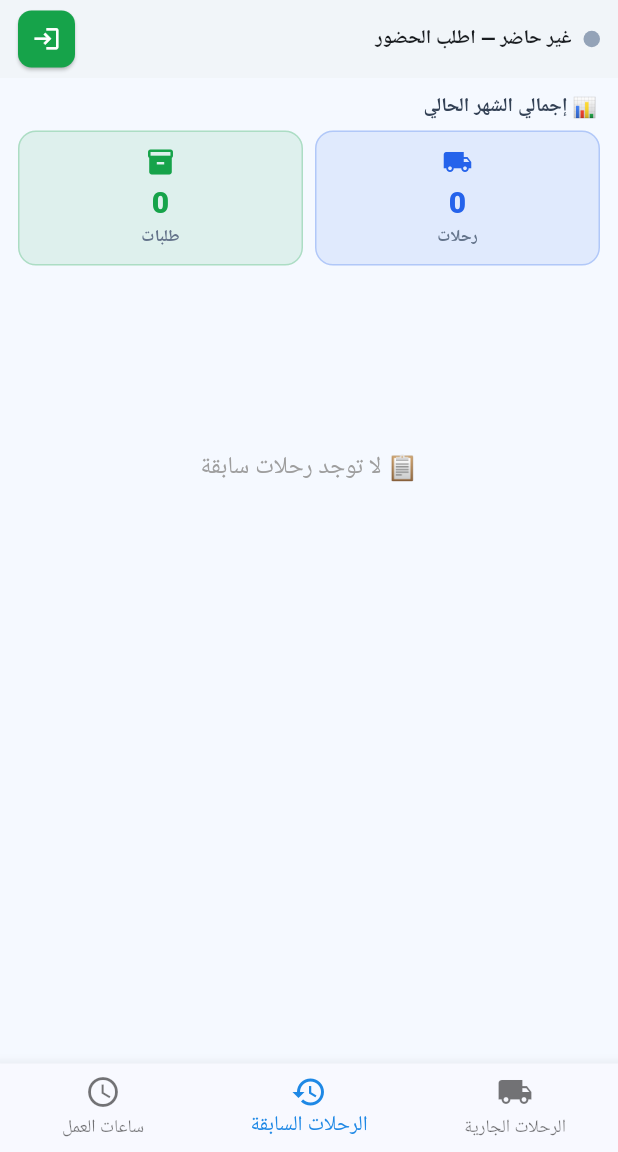
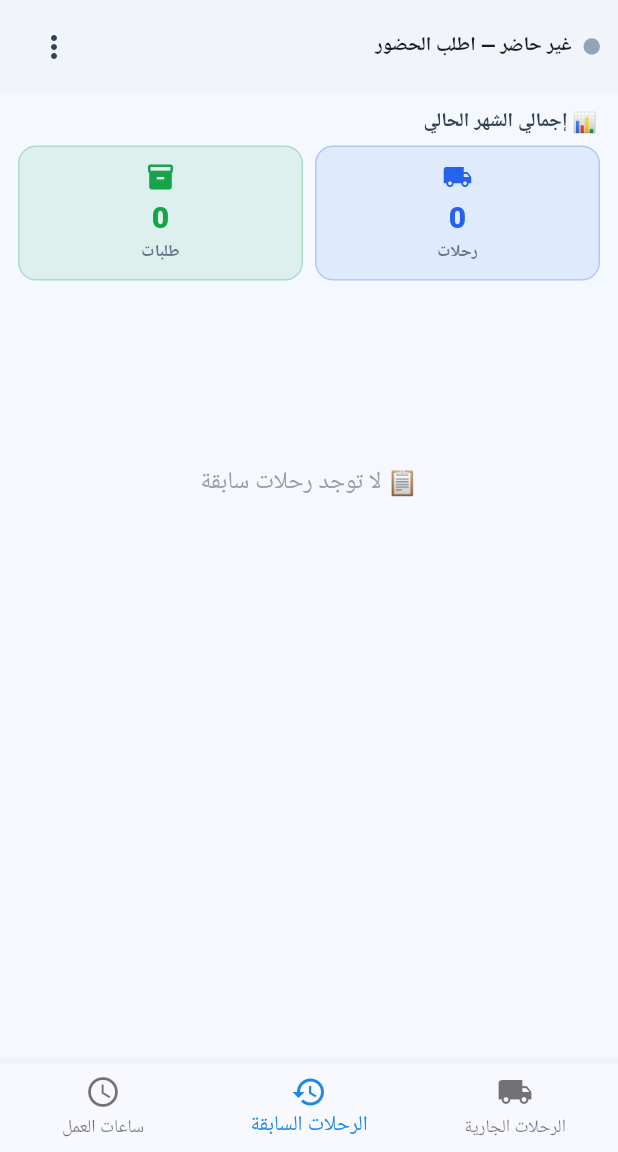
Before and after one commit to drebrahimhamdy30-web/phalix-driver-app, a Flutter app: the HomeScreen screen opened directly, item 2 of the bottom bar chosen, on a phone screen of 412 x 824 dp, the part 84-1236 px from its top. Run offline on Flutter 3.47's test engine with Material 3 defaults, Android fonts, the phone set to English and light mode, and no system bars; our stand-ins replace audioplayers, firebase_core, flutter_local_notifications, geolocator, shared_preferences, supabase_flutter and 1 more; missing offline and left inert: flutter_foreground_task, ota_update; accounts and stored records are empty; network calls fail.

Commit message:
واجهة v61: حواف كارت غامقة + أزرار مربعة + قايمة 3 نقط للحضور [skip-ota]

```diff
--- a/lib/attendance_view.dart
+++ b/lib/attendance_view.dart
@@ -270,7 +270,9 @@ class AttendanceBarState extends State<AttendanceBar> {
 
     late Color bg, dot;
     late String label;
-    List<Widget> actions = [];
+    // إجراءات الحضور/الانصراف/الاستراحة بقت جوه قايمة الـ3 نقط (⋮)
+    // عشان الطيار ما يضغطش عليها بالغلط وهو شغال
+    final List<PopupMenuEntry<String>> menuItems = [];
 
     if (isPending) {
       bg = const Color(0xFFfef9c3);
@@ -280,28 +282,22 @@ class AttendanceBarState extends State<AttendanceBar> {
       bg = const Color(0xFFdcfce7);
       dot = const Color(0xFF16a34a);
       label = 'حاضر — جاهز للعمل';
-      actions = [
-        _squareBtn(Icons.free_breakfast, const Color(0xFFca8a04), 'استراحة',
-            () => _request('break')),
-        _squareBtn(Icons.logout, const Color(0xFFdc2626), 'انصراف',
-            () => _request('offline')),
-      ];
+      menuItems.add(_menuItem('break', Icons.free_breakfast,
+          const Color(0xFFca8a04), 'طلب استراحة'));
+      menuItems.add(_menuItem(
+          'offline', Icons.logout, const Color(0xFFdc2626), 'طلب انصراف'));
     } else if (st == 'break') {
       bg = const Color(0xFFfef9c3);
       dot = const Color(0xFFca8a04);
       label = 'في استراحة';
-      actions = [
-        _squareBtn(Icons.play_arrow, const Color(0xFF16a34a),
-            'إنهاء الاستراحة', _endBreakManual),
-      ];
+      menuItems.add(_menuItem('end_break', Icons.play_arrow,
+          const Color(0xFF16a34a), 'إنهاء الاستراحة'));
     } else {
       bg = const Color(0xFFf1f5f9);
       dot = const Color(0xFF94a3b8);
       label = 'غير حاضر — اطلب الحضور';
-      actions = [
-        _squareBtn(Icons.login, const Color(0xFF16a34a), 'طلب الحضور',
-            () => _request('online')),
-      ];
+      menuItems.add(_menuItem(
+          'online', Icons.login, const Color(0xFF16a34a), 'طلب الحضور'));
     }
 
     // كله في سطر واحد مرتّب: الحالة يمين — والأزرار المربعة والدور شمال
@@ -334,7 +330,6 @@ class AttendanceBarState extends State<AttendanceBar> {
                         ? const Color(0xFFb45309)
                         : const Color(0xFF15803d))),
           ],
-          for (final a in actions) ...[const SizedBox(width: 6), a],
           if (_rank != null) ...[const SizedBox(width: 6), _rankChip()],
           if (_busy) ...[
             const SizedBox(width: 8),
@@ -342,6 +337,26 @@ class AttendanceBarState extends State<AttendanceBar> {
                 width: 14,
                 height: 14,
                 child: CircularProgressIndicator(strokeWidth: 2)),
+          ],
+          // زر الـ3 نقط — بيفتح قايمة إجراءات الحضور/الاستراحة/الانصراف
+          if (menuItems.isNotEmpty) ...[
+            const SizedBox(width: 2),
+            PopupMenuButton<String>(
+              enabled: !_busy,
+              icon: const Icon(Icons.more_vert, size: 24, color: Color(0xFF334155)),
+              tooltip: 'إجراءات',
+              padding: EdgeInsets.zero,
+              shape: RoundedRectangleBorder(
+                  borderRadius: BorderRadius.circular(10)),
+              onSelected: (v) {
+                if (v == 'end_break') {
+                  _endBreakManual();
+                } else {
+                  _request(v);
+                }
+              },
+              itemBuilder: (_) => menuItems,
+            ),
           ],
         ],
       ),
@@ -372,25 +387,19 @@ class AttendanceBarState extends State<AttendanceBar> {
     );
   }
 
-  // زر مربّع صغير بأيقونة (مع tooltip للاسم) — يقعد جنب الدور في نفس السطر
-  Widget _squareBtn(
-      IconData icon, Color color, String tip, VoidCallback onTap) {
-    return Tooltip(
-      message: tip,
-      child: SizedBox(
-        width: 38,
-        height: 38,
-        child: ElevatedButton(
-          onPressed: _busy ? null : onTap,
-          style: ElevatedButton.styleFrom(
-              backgroundColor: color,
-              foregroundColor: Colors.white,
-              padding: EdgeInsets.zero,
-              shape: RoundedRectangleBorder(
-                  borderRadius: BorderRadius.circular(9)),
-              tapTargetSize: MaterialTapTargetSize.shrinkWrap),
-          child: Icon(icon, size: 19),
-        ),
+  // عنصر داخل قايمة الـ3 نقط: أيقونة ملوّنة + نص الإجراء
+  PopupMenuItem<String> _menuItem(
+      String value, IconData icon, Color color, String label) {
+    return PopupMenuItem<String>(
+      value: value,
+      child: Row(
+        children: [
+          Icon(icon, size: 20, color: color),
+          const SizedBox(width: 10),
+          Text(label,
+              style: const TextStyle(
+                  fontWeight: FontWeight.w700, fontSize: 14)),
+        ],
       ),
     );
   }
--- a/lib/trips_view.dart
+++ b/lib/trips_view.dart
@@ -783,7 +783,7 @@ class TripsViewState extends State<TripsView> {
         borderRadius: BorderRadius.circular(12),
         side: late
             ? const BorderSide(color: Color(0xFFdc2626), width: 1.8)
-            : const BorderSide(color: Color(0xFFcbd5e1), width: 1.2),
+            : const BorderSide(color: Color(0xFF64748b), width: 1.5),
       ),
       child: Column(
         children: [
@@ -1180,7 +1180,10 @@ class TripsViewState extends State<TripsView> {
           style: ElevatedButton.styleFrom(
               backgroundColor: c,
               foregroundColor: Colors.white,
-              padding: EdgeInsets.zero),
+              padding: EdgeInsets.zero,
+              elevation: 0,
+              shape: RoundedRectangleBorder(
+                  borderRadius: BorderRadius.circular(8))),
           child: Text(t,
               style:
                   const TextStyle(fontWeight: FontWeight.w700, fontSize: 13)),
--- a/pubspec.yaml
+++ b/pubspec.yaml
@@ -1,7 +1,7 @@
 name: phalix_driver
 description: Phalix Driver - تطبيق سائق التوصيل
 publish_to: 'none'
-version: 2.0.0+60
+version: 2.0.0+61
 
 environment:
   sdk: '>=3.4.0 <4.0.0'
```
